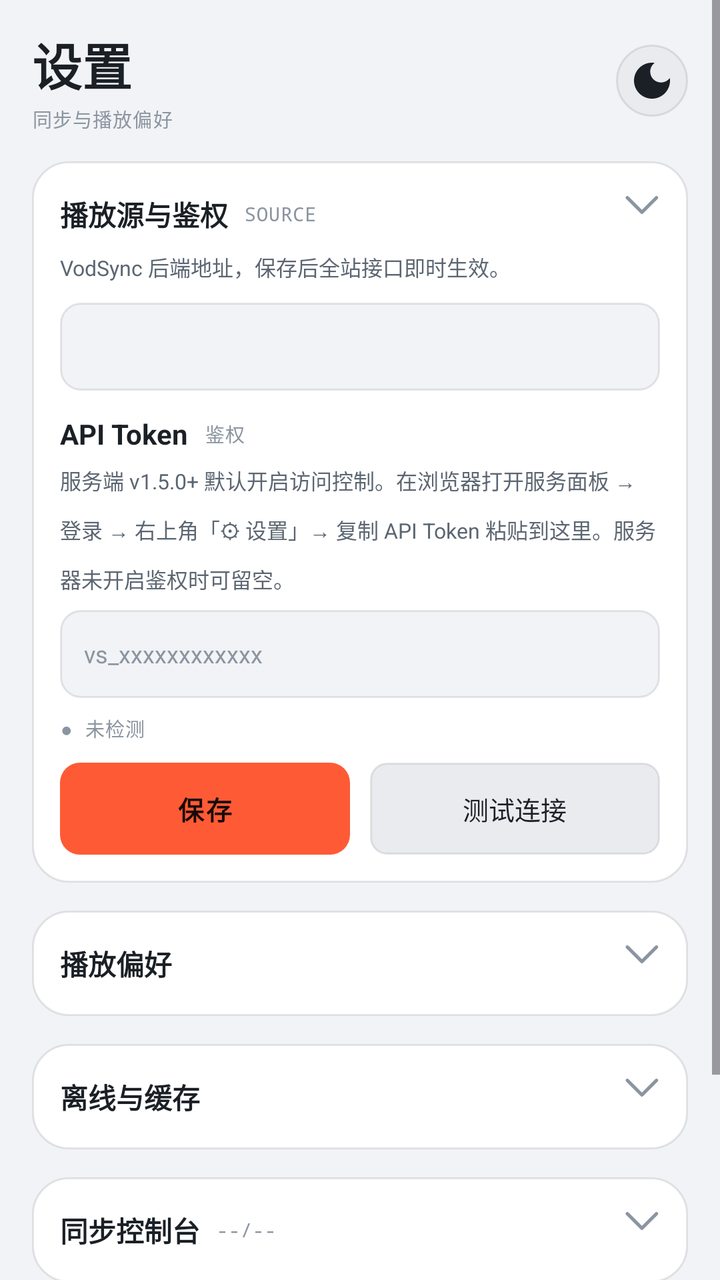
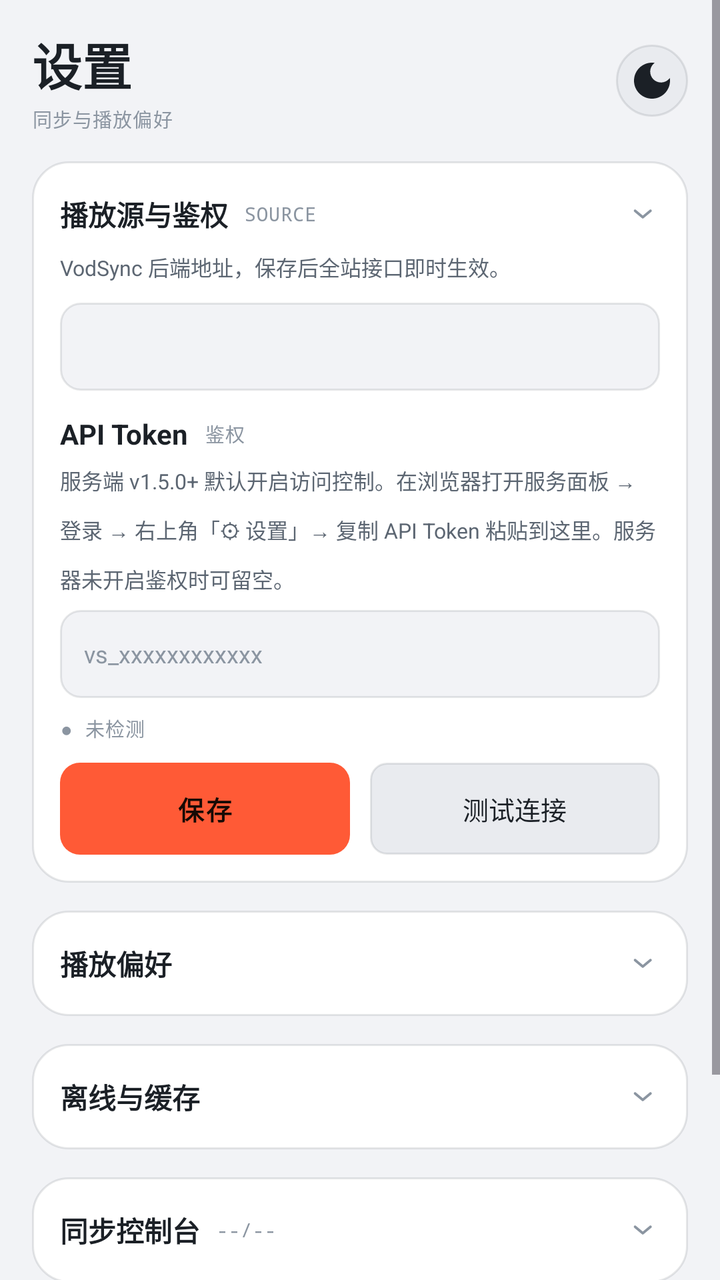

Compare the two renders of this Android layout. The source of the first and the diff that turns it into the second are given below.
<!-- AndroidManifest.xml: application theme Theme.LateShow -->
<!-- res/layout/fragment_settings.xml -->
<?xml version="1.0" encoding="utf-8"?>
<ScrollView xmlns:android="http://schemas.android.com/apk/res/android"
    xmlns:app="http://schemas.android.com/apk/res-auto"
    android:layout_width="match_parent"
    android:layout_height="match_parent"
    android:fillViewport="true">

    <LinearLayout
        android:layout_width="match_parent"
        android:layout_height="wrap_content"
        android:orientation="vertical"
        android:paddingLeft="16dp"
        android:paddingRight="16dp"
        android:paddingBottom="24dp">

        
        <LinearLayout
            android:layout_width="match_parent"
            android:layout_height="wrap_content"
            android:orientation="horizontal"
            android:gravity="center_vertical"
            android:paddingTop="14dp">

            <LinearLayout
                android:layout_width="0dp"
                android:layout_height="wrap_content"
                android:layout_weight="1"
                android:orientation="vertical">

                <TextView
                    android:layout_width="wrap_content"
                    android:layout_height="wrap_content"
                    android:text="设置"
                    android:textSize="25sp"
                    android:textStyle="bold"
                    android:textColor="@color/t1" />

                <TextView
                    style="@style/MetaLabel"
                    android:layout_width="wrap_content"
                    android:layout_height="wrap_content"
                    android:layout_marginTop="2dp"
                    android:text="同步与播放偏好" />
            </LinearLayout>

            <ImageButton
                android:id="@+id/btnTheme"
                android:layout_width="36dp"
                android:layout_height="36dp"
                android:background="@drawable/bg_circle"
                android:src="@drawable/ic_theme"
                android:contentDescription="主题" />
        </LinearLayout>

        
        <LinearLayout
            style="@style/SettingsCard"
            android:orientation="vertical">

            <LinearLayout
                android:id="@+id/hdrSource"
                android:layout_width="match_parent"
                android:layout_height="wrap_content"
                android:orientation="horizontal"
                android:gravity="center_vertical"
                android:paddingTop="2dp"
                android:paddingBottom="2dp"
                android:background="?android:attr/selectableItemBackground">

                <TextView style="@style/SectionTitle" android:layout_width="wrap_content" android:layout_height="wrap_content" android:text="播放源与鉴权" />

                <TextView
                    style="@style/MetaLabel"
                    android:layout_width="wrap_content"
                    android:layout_height="wrap_content"
                    android:layout_marginLeft="8dp"
                    android:text="SOURCE" />

                <Space android:layout_width="0dp" android:layout_height="1dp" android:layout_weight="1" />

                <ImageView
                    android:id="@+id/arSource"
                    android:layout_width="18dp"
                    android:layout_height="18dp"
                    android:src="@drawable/ic_chevron_down"
                    app:tint="@color/t3"
                    android:contentDescription="展开" />
            </LinearLayout>

            <LinearLayout
                android:id="@+id/panelSource"
                android:layout_width="match_parent"
                android:layout_height="wrap_content"
                android:orientation="vertical">

                <TextView
                    android:layout_width="match_parent"
                    android:layout_height="wrap_content"
                    android:layout_marginTop="6dp"
                    android:text="VodSync 后端地址，保存后全站接口即时生效。"
                    android:textSize="10.5sp"
                    android:textColor="@color/t2"
                    android:lineSpacingMultiplier="1.6" />

                <EditText
                    android:id="@+id/inputBaseUrl"
                    android:layout_width="match_parent"
                    android:layout_height="44dp"
                    android:layout_marginTop="10dp"
                    android:paddingLeft="12dp"
                    android:paddingRight="12dp"
                    android:background="@drawable/bg_field"
                    android:textSize="12sp"
                    android:textColor="@color/t1"
                    android:inputType="textUri"
                    android:maxLines="1" />

                <LinearLayout
                    android:layout_width="match_parent"
                    android:layout_height="wrap_content"
                    android:layout_marginTop="12dp"
                    android:orientation="horizontal"
                    android:gravity="center_vertical">

                    <TextView style="@style/SectionTitle" android:layout_width="wrap_content" android:layout_height="wrap_content" android:text="API Token" />

                    <TextView
                        style="@style/MetaLabel"
                        android:layout_width="wrap_content"
                        android:layout_height="wrap_content"
                        android:layout_marginLeft="8dp"
                        android:text="鉴权" />
                </LinearLayout>

                <TextView
                    android:layout_width="match_parent"
                    android:layout_height="wrap_content"
                    android:layout_marginTop="6dp"
                    android:text="服务端 v1.5.0+ 默认开启访问控制。在浏览器打开服务面板 → 登录 → 右上角「⚙ 设置」→ 复制 API Token 粘贴到这里。服务器未开启鉴权时可留空。"
                    android:textSize="10.5sp"
                    android:textColor="@color/t2"
                    android:lineSpacingMultiplier="1.6" />

                <EditText
                    android:id="@+id/inputToken"
                    android:layout_width="match_parent"
                    android:layout_height="44dp"
                    android:layout_marginTop="8dp"
                    android:paddingLeft="12dp"
                    android:paddingRight="12dp"
                    android:background="@drawable/bg_field"
                    android:hint="vs_xxxxxxxxxxxx"
                    android:textSize="12sp"
                    android:textColor="@color/t1"
                    android:textColorHint="@color/t3"
                    android:inputType="textVisiblePassword"
                    android:maxLines="1" />

                <TextView
                    android:id="@+id/srcStatus"
                    style="@style/MetaLabel"
                    android:layout_width="match_parent"
                    android:layout_height="wrap_content"
                    android:layout_marginTop="8dp"
                    android:text="● 未检测" />

                <LinearLayout
                    android:layout_width="match_parent"
                    android:layout_height="wrap_content"
                    android:layout_marginTop="10dp"
                    android:orientation="horizontal">

                    <TextView
                        android:id="@+id/btnSave"
                        android:layout_width="0dp"
                        android:layout_weight="1"
                        android:layout_height="46dp"
                        android:gravity="center"
                        android:background="@drawable/bg_btn_main"
                        android:text="保存"
                        android:textSize="13sp"
                        android:textStyle="bold"
                        android:textColor="@color/accInk"
                        android:letterSpacing="0.08" />

                    <TextView
                        android:id="@+id/btnTest"
                        android:layout_width="0dp"
                        android:layout_weight="1"
                        android:layout_height="46dp"
                        android:layout_marginLeft="10dp"
                        android:gravity="center"
                        android:background="@drawable/bg_smbtn"
                        android:text="测试连接"
                        android:textSize="13sp"
                        android:textColor="@color/t1" />
                </LinearLayout>
            </LinearLayout>
        </LinearLayout>

        
        <LinearLayout
            style="@style/SettingsCard"
            android:orientation="vertical">

            <LinearLayout
                android:id="@+id/hdrPlay"
                android:layout_width="match_parent"
                android:layout_height="wrap_content"
                android:orientation="horizontal"
                android:gravity="center_vertical"
                android:paddingTop="2dp"
                android:paddingBottom="2dp"
                android:background="?android:attr/selectableItemBackground">

                <TextView style="@style/SectionTitle" android:layout_width="wrap_content" android:layout_height="wrap_content" android:text="播放偏好" />

                <Space android:layout_width="0dp" android:layout_height="1dp" android:layout_weight="1" />

                <ImageView
                    android:id="@+id/arPlay"
                    android:layout_width="18dp"
                    android:layout_height="18dp"
                    android:src="@drawable/ic_chevron_down"
                    app:tint="@color/t3"
                    android:contentDescription="展开" />
            </LinearLayout>

            <LinearLayout
                android:id="@+id/panelPlay"
                android:layout_width="match_parent"
                android:layout_height="wrap_content"
                android:orientation="vertical"
                android:visibility="gone">

                <TextView
                    android:layout_width="match_parent"
                    android:layout_height="wrap_content"
                    android:layout_marginTop="6dp"
                    android:text="跳过片头：新视频从设定的秒数开始播放（用于跳过片头广告）；跳过片尾：播放到结尾前设定的秒数时自动结束。填 0 表示不跳过，改动即时生效。"
                    android:textSize="10.5sp"
                    android:textColor="@color/t2"
                    android:lineSpacingMultiplier="1.6" />

                <LinearLayout
                    android:layout_width="match_parent"
                    android:layout_height="wrap_content"
                    android:layout_marginTop="8dp"
                    android:orientation="horizontal">

                    <EditText
                        android:id="@+id/inputSkipIntro"
                        android:layout_width="0dp"
                        android:layout_weight="1"
                        android:layout_height="44dp"
                        android:paddingLeft="12dp"
                        android:paddingRight="12dp"
                        android:background="@drawable/bg_field"
                        android:hint="跳过片头（秒）"
                        android:textSize="12sp"
                        android:textColor="@color/t1"
                        android:textColorHint="@color/t3"
                        android:inputType="number"
                        android:maxLength="3"
                        android:maxLines="1" />

                    <EditText
                        android:id="@+id/inputSkipEnding"
                        android:layout_width="0dp"
                        android:layout_weight="1"
                        android:layout_height="44dp"
                        android:layout_marginLeft="10dp"
                        android:paddingLeft="12dp"
                        android:paddingRight="12dp"
                        android:background="@drawable/bg_field"
                        android:hint="跳过片尾（秒）"
                        android:textSize="12sp"
                        android:textColor="@color/t1"
                        android:textColorHint="@color/t3"
                        android:inputType="number"
                        android:maxLength="3"
                        android:maxLines="1" />
                </LinearLayout>
            </LinearLayout>
        </LinearLayout>

        
        <LinearLayout
            style="@style/SettingsCard"
            android:orientation="vertical">

            <LinearLayout
                android:id="@+id/hdrCache"
                android:layout_width="match_parent"
                android:layout_height="wrap_content"
                android:orientation="horizontal"
                android:gravity="center_vertical"
                android:paddingTop="2dp"
                android:paddingBottom="2dp"
                android:background="?android:attr/selectableItemBackground">

                <TextView style="@style/SectionTitle" android:layout_width="wrap_content" android:layout_height="wrap_content" android:text="离线与缓存" />

                <Space android:layout_width="0dp" android:layout_height="1dp" android:layout_weight="1" />

                <ImageView
                    android:id="@+id/arCache"
                    android:layout_width="18dp"
                    android:layout_height="18dp"
                    android:src="@drawable/ic_chevron_down"
                    app:tint="@color/t3"
                    android:contentDescription="展开" />
            </LinearLayout>

            <LinearLayout
                android:id="@+id/panelCache"
                android:layout_width="match_parent"
                android:layout_height="wrap_content"
                android:orientation="vertical"
                android:visibility="gone">

                <TextView
                    android:id="@+id/tvCacheInfo"
                    android:layout_width="match_parent"
                    android:layout_height="wrap_content"
                    android:layout_marginTop="8dp"
                    android:text="统计中…"
                    android:textSize="11sp"
                    android:textColor="@color/t2"
                    android:lineSpacingMultiplier="1.5" />

                <TextView
                    android:id="@+id/btnClearCache"
                    android:layout_width="match_parent"
                    android:layout_height="42dp"
                    android:layout_marginTop="10dp"
                    android:gravity="center"
                    android:background="@drawable/bg_smbtn"
                    android:text="清除首页 / 分类 / 源站缓存"
                    android:textSize="12sp"
                    android:textColor="@color/t1" />
            </LinearLayout>
        </LinearLayout>

        
        <LinearLayout
            style="@style/SettingsCard"
            android:orientation="vertical">

            <LinearLayout
                android:id="@+id/hdrSync"
                android:layout_width="match_parent"
                android:layout_height="wrap_content"
                android:orientation="horizontal"
                android:gravity="center_vertical"
                android:paddingTop="2dp"
                android:paddingBottom="2dp"
                android:background="?android:attr/selectableItemBackground">

                <TextView style="@style/SectionTitle" android:layout_width="wrap_content" android:layout_height="wrap_content" android:text="同步控制台" />

                <TextView
                    android:id="@+id/autoCount"
                    style="@style/MetaLabel"
                    android:layout_width="wrap_content"
                    android:layout_height="wrap_content"
                    android:layout_marginLeft="8dp"
                    android:text="--/--" />

                <Space android:layout_width="0dp" android:layout_height="1dp" android:layout_weight="1" />

                <ImageView
                    android:id="@+id/arSync"
                    android:layout_width="18dp"
                    android:layout_height="18dp"
                    android:src="@drawable/ic_chevron_down"
                    app:tint="@color/t3"
                    android:contentDescription="展开" />
            </LinearLayout>

            <LinearLayout
                android:id="@+id/panelSync"
                android:layout_width="match_parent"
                android:layout_height="wrap_content"
                android:orientation="vertical"
                android:visibility="gone">

                
                <LinearLayout
                    android:id="@+id/statsGrid"
                    android:layout_width="match_parent"
                    android:layout_height="wrap_content"
                    android:layout_marginTop="10dp"
                    android:orientation="vertical" />

                
                <LinearLayout
                    android:layout_width="match_parent"
                    android:layout_height="wrap_content"
                    android:layout_marginTop="10dp"
                    android:orientation="horizontal">

                    <TextView
                        android:id="@+id/btnSyncAll"
                        android:layout_width="0dp" android:layout_weight="1" android:layout_height="40dp"
                        android:gravity="center"
                        android:background="@drawable/bg_btn_main"
                        android:text="全站增量同步"
                        android:textSize="12sp"
                        android:textStyle="bold"
                        android:textColor="@color/accInk" />

                    <TextView
                        android:id="@+id/btnRefresh"
                        style="@style/OpBtn" android:text="刷新源站列表" android:layout_marginLeft="8dp" />
                </LinearLayout>

                <LinearLayout
                    android:layout_width="match_parent"
                    android:layout_height="wrap_content"
                    android:layout_marginTop="8dp"
                    android:orientation="horizontal">

                    <TextView
                        android:id="@+id/btnFullSync"
                        style="@style/OpBtn" android:text="全站全量同步" />

                    <TextView
                        android:id="@+id/btnRecount"
                        style="@style/OpBtn" android:text="条数校准" android:layout_marginLeft="8dp" />
                </LinearLayout>

                <TextView
                    android:layout_width="match_parent"
                    android:layout_height="wrap_content"
                    android:layout_marginTop="8dp"
                    android:text="全量同步仅建议数据异常时使用，耗时较长且会重跑全部页码。"
                    android:textSize="10.5sp"
                    android:textColor="@color/warn"
                    android:lineSpacingMultiplier="1.6" />

                
                <TextView style="@style/SectionTitle" android:layout_width="wrap_content" android:layout_height="wrap_content" android:layout_marginTop="14dp" android:text="同步暂停" />

                <TextView
                    android:id="@+id/pauseWarn"
                    android:layout_width="match_parent"
                    android:layout_height="wrap_content"
                    android:layout_marginTop="8dp"
                    android:padding="10dp"
                    android:background="@color/warnSoft"
                    android:textSize="10.5sp"
                    android:textColor="@color/warn"
                    android:lineSpacingMultiplier="1.6"
                    android:visibility="gone" />

                <LinearLayout
                    android:id="@+id/pauseRows"
                    android:layout_width="match_parent"
                    android:layout_height="wrap_content"
                    android:layout_marginTop="4dp"
                    android:orientation="vertical" />

                
                <TextView style="@style/SectionTitle" android:layout_width="wrap_content" android:layout_height="wrap_content" android:layout_marginTop="14dp" android:text="源站同步状态" />

                
                <LinearLayout
                    android:layout_width="match_parent"
                    android:layout_height="wrap_content"
                    android:layout_marginTop="8dp"
                    android:orientation="horizontal"
                    android:gravity="center_vertical">

                    <CheckBox
                        android:id="@+id/chkAll"
                        android:layout_width="wrap_content"
                        android:layout_height="wrap_content"
                        android:text="全选"
                        android:textSize="11sp"
                        android:textColor="@color/t2" />

                    <Space android:layout_width="0dp" android:layout_height="1dp" android:layout_weight="1" />

                    <TextView android:id="@+id/btnAllOn" style="@style/Smbtn" android:text="全部开启" />
                    <TextView android:id="@+id/btnAllOff" style="@style/Smbtn" android:layout_marginLeft="6dp" android:text="全部暂停" />
                </LinearLayout>

                <LinearLayout
                    android:layout_width="match_parent"
                    android:layout_height="wrap_content"
                    android:layout_marginTop="6dp"
                    android:orientation="horizontal"
                    android:gravity="center_vertical">

                    <TextView
                        android:id="@+id/selCount"
                        style="@style/MetaLabel"
                        android:layout_width="0dp"
                        android:layout_weight="1"
                        android:layout_height="wrap_content"
                        android:text="未选择源站" />

                    <TextView android:id="@+id/btnSelOn" style="@style/Smbtn" android:text="开启所选" />
                    <TextView android:id="@+id/btnSelOff" style="@style/Smbtn" android:layout_marginLeft="6dp" android:text="暂停所选" />
                </LinearLayout>

                <androidx.recyclerview.widget.RecyclerView
                    android:id="@+id/srcList"
                    android:layout_width="match_parent"
                    android:layout_height="wrap_content"
                    android:nestedScrollingEnabled="false"
                    android:layout_marginTop="4dp" />

                
                <TextView style="@style/SectionTitle" android:layout_width="wrap_content" android:layout_height="wrap_content" android:layout_marginTop="14dp" android:text="最近同步日志" />

                <androidx.recyclerview.widget.RecyclerView
                    android:id="@+id/logList"
                    android:layout_width="match_parent"
                    android:layout_height="wrap_content"
                    android:nestedScrollingEnabled="false"
                    android:layout_marginTop="6dp" />
            </LinearLayout>
        </LinearLayout>

        
        <LinearLayout
            style="@style/SettingsCard"
            android:orientation="vertical">

            <LinearLayout
                android:id="@+id/hdrApp"
                android:layout_width="match_parent"
                android:layout_height="wrap_content"
                android:orientation="horizontal"
                android:gravity="center_vertical"
                android:paddingTop="2dp"
                android:paddingBottom="2dp"
                android:background="?android:attr/selectableItemBackground">

                <TextView style="@style/SectionTitle" android:layout_width="0dp" android:layout_weight="1" android:layout_height="wrap_content" android:text="应用更新" />

                <TextView
                    android:id="@+id/tvVersion"
                    style="@style/MetaLabel"
                    android:layout_width="wrap_content"
                    android:layout_height="wrap_content"
                    android:layout_marginRight="8dp"
                    android:text="v--" />

                <ImageView
                    android:id="@+id/arApp"
                    android:layout_width="18dp"
                    android:layout_height="18dp"
                    android:src="@drawable/ic_chevron_down"
                    app:tint="@color/t3"
                    android:contentDescription="展开" />
            </LinearLayout>

            <LinearLayout
                android:id="@+id/panelApp"
                android:layout_width="match_parent"
                android:layout_height="wrap_content"
                android:orientation="vertical"
                android:visibility="gone">

                <TextView
                    android:id="@+id/tvUpdateHint"
                    android:layout_width="match_parent"
                    android:layout_height="wrap_content"
                    android:layout_marginTop="6dp"
                    android:text="读取 GitHub Release 最新版本，可直接下载安装。"
                    android:textSize="10.5sp"
                    android:textColor="@color/t2"
                    android:lineSpacingMultiplier="1.6" />

                <LinearLayout
                    android:layout_width="match_parent"
                    android:layout_height="wrap_content"
                    android:layout_marginTop="10dp"
                    android:orientation="horizontal">

                    <TextView
                        android:id="@+id/btnCheckUpdate"
                        android:layout_width="0dp"
                        android:layout_weight="1"
                        android:layout_height="40dp"
                        android:gravity="center"
                        android:background="@drawable/bg_btn_main"
                        android:text="检查更新"
                        android:textSize="12sp"
                        android:textStyle="bold"
                        android:textColor="@color/accInk" />

                    <TextView
                        android:id="@+id/btnReleasePage"
                        style="@style/OpBtn"
                        android:layout_marginLeft="8dp"
                        android:text="发布历史" />
                </LinearLayout>
            </LinearLayout>
        </LinearLayout>

        <TextView
            style="@style/MetaLabel"
            android:layout_width="match_parent"
            android:layout_height="wrap_content"
            android:gravity="center"
            android:layout_marginTop="16dp"
            android:text="夜场 LATE SHOW · 开源影视聚合客户端" />
    </LinearLayout>
</ScrollView>
<!-- resources referenced by this layout -->
<resources>
  <color name="accInk">#170A05</color>
  <color name="t1">#1B2026</color>
  <color name="t2">#5C6672</color>
  <color name="t3">#8B95A1</color>
  <color name="warn">#B97A1E</color>
  <color name="warnSoft">#1AE8A33D</color>
  <!-- drawable bg_btn_main (drawable) -->
  <?xml version="1.0" encoding="utf-8"?>
  <shape xmlns:android="http://schemas.android.com/apk/res/android" android:shape="rectangle">
      <solid android:color="@color/acc" />
      <corners android:radius="10dp" />
  </shape>
  <!-- drawable bg_circle (drawable) -->
  <?xml version="1.0" encoding="utf-8"?>
  <shape xmlns:android="http://schemas.android.com/apk/res/android" android:shape="oval">
      <solid android:color="@color/ink700" />
      <stroke android:width="1dp" android:color="@color/line" />
  </shape>
  <!-- drawable bg_field (drawable) -->
  <?xml version="1.0" encoding="utf-8"?>
  <shape xmlns:android="http://schemas.android.com/apk/res/android" android:shape="rectangle">
      <solid android:color="@color/ink900" />
      <stroke android:width="1dp" android:color="@color/line" />
      <corners android:radius="10dp" />
  </shape>
  <!-- drawable bg_smbtn (drawable) -->
  <?xml version="1.0" encoding="utf-8"?>
  <shape xmlns:android="http://schemas.android.com/apk/res/android" android:shape="rectangle">
      <solid android:color="@color/ink700" />
      <stroke android:width="1dp" android:color="@color/line" />
      <corners android:radius="8dp" />
  </shape>
  <!-- drawable ic_chevron_down (drawable) -->
  <?xml version="1.0" encoding="utf-8"?>
  <vector xmlns:android="http://schemas.android.com/apk/res/android"
      android:width="24dp" android:height="24dp"
      android:viewportWidth="1024" android:viewportHeight="1024">
      <path android:fillColor="#FF000000" android:pathData="M958.4 13.7Q943.5 0 924.1 0Q904.7 0 889.8 13.7L509.1 394.4L128.4 13.7Q113.5 0 94.1 0Q74.7 0 60.4 14.3Q46.1 28.6 46.1 48Q46.1 67.5 59.8 82.3L474.8 497.3Q489.7 512.2 509.1 512.2Q528.5 512.2 543.4 497.3L958.4 82.3Q972.1 67.5 972.1 48Q972.1 28.6 958.4 13.7Z"/>
  </vector>
  <style name="MetaLabel" parent="Mono">
          <item name="android:textSize">9.5sp</item>
          <item name="android:textColor">@color/t3</item>
          <item name="android:textAllCaps">true</item>
      </style>
  <style name="SectionTitle">
          <item name="android:layout_width">wrap_content</item>
          <item name="android:layout_height">wrap_content</item>
          <item name="android:textSize">14sp</item>
          <item name="android:textStyle">bold</item>
          <item name="android:textColor">@color/t1</item>
      </style>
  <color name="acc">#FF5A36</color>
  <color name="ink700">#E9EBEF</color>
  <color name="line">#1A12181F</color>
  <color name="ink900">#F2F3F6</color>
  <style name="Mono">
          <item name="android:fontFamily">monospace</item>
          <item name="android:fontFeatureSettings">tnum</item>
          <item name="android:letterSpacing">0.04</item>
      </style>
  <!-- drawable bg_card_lg (drawable) -->
  <?xml version="1.0" encoding="utf-8"?>
  <shape xmlns:android="http://schemas.android.com/apk/res/android" android:shape="rectangle">
      <solid android:color="@color/ink800" />
      <stroke android:width="1dp" android:color="@color/line" />
      <corners android:radius="18dp" />
  </shape>
  <color name="ink800">#FFFFFF</color>
  <!-- unchanged entries left out for length: 5 -->
</resources>

<!-- the commit's change to res/layout/fragment_settings.xml (unified diff, before → after) -->
@@ -65,7 +65,7 @@
                 android:gravity="center_vertical"
                 android:paddingTop="2dp"
                 android:paddingBottom="2dp"
-                android:background="?android:attr/selectableItemBackground">
+                android:background="@null">
 
                 <TextView style="@style/SectionTitle" android:layout_width="wrap_content" android:layout_height="wrap_content" android:text="播放源与鉴权" />
 
@@ -211,7 +211,7 @@
                 android:gravity="center_vertical"
                 android:paddingTop="2dp"
                 android:paddingBottom="2dp"
-                android:background="?android:attr/selectableItemBackground">
+                android:background="@null">
 
                 <TextView style="@style/SectionTitle" android:layout_width="wrap_content" android:layout_height="wrap_content" android:text="播放偏好" />
 
@@ -297,7 +297,7 @@
                 android:gravity="center_vertical"
                 android:paddingTop="2dp"
                 android:paddingBottom="2dp"
-                android:background="?android:attr/selectableItemBackground">
+                android:background="@null">
 
                 <TextView style="@style/SectionTitle" android:layout_width="wrap_content" android:layout_height="wrap_content" android:text="离线与缓存" />
 
@@ -355,7 +355,7 @@
                 android:gravity="center_vertical"
                 android:paddingTop="2dp"
                 android:paddingBottom="2dp"
-                android:background="?android:attr/selectableItemBackground">
+                android:background="@null">
 
                 <TextView style="@style/SectionTitle" android:layout_width="wrap_content" android:layout_height="wrap_content" android:text="同步控制台" />
 
@@ -537,7 +537,7 @@
                 android:gravity="center_vertical"
                 android:paddingTop="2dp"
                 android:paddingBottom="2dp"
-                android:background="?android:attr/selectableItemBackground">
+                android:background="@null">
 
                 <TextView style="@style/SectionTitle" android:layout_width="0dp" android:layout_weight="1" android:layout_height="wrap_content" android:text="应用更新" />
 
<!-- resource entries referenced after the edit -->
@@ -34,11 +34,34 @@
   </shape>
   <!-- drawable ic_chevron_down (drawable) -->
   <?xml version="1.0" encoding="utf-8"?>
-  <vector xmlns:android="http://schemas.android.com/apk/res/android"
-      android:width="24dp" android:height="24dp"
-      android:viewportWidth="1024" android:viewportHeight="1024">
-      <path android:fillColor="#FF000000" android:pathData="M958.4 13.7Q943.5 0 924.1 0Q904.7 0 889.8 13.7L509.1 394.4L128.4 13.7Q113.5 0 94.1 0Q74.7 0 60.4 14.3Q46.1 28.6 46.1 48Q46.1 67.5 59.8 82.3L474.8 497.3Q489.7 512.2 509.1 512.2Q528.5 512.2 543.4 497.3L958.4 82.3Q972.1 67.5 972.1 48Q972.1 28.6 958.4 13.7Z"/>
-  </vector>
+  <animated-vector xmlns:android="http://schemas.android.com/apk/res/android"
+      xmlns:aapt="http://schemas.android.com/aapt">
+      <aapt:attr name="android:drawable">
+          <vector
+              android:width="24dp"
+              android:height="24dp"
+              android:viewportWidth="24"
+              android:viewportHeight="24">
+              <group android:name="gSlide">
+                  <path
+                      android:fillColor="@color/t1"
+                      android:pathData="M6.832,10.516a0.857,0.857 0 1 1 1.097-1.317l4.594,3.828L17.117,9.2a0.857,0.857 0 0 1 1.098,1.317l-5.132,4.276a0.853,0.853 0 0 1-0.933,0.123a0.85,0.85 0 0 1-0.187-0.123z" />
+              </group>
+          </vector>
+      </aapt:attr>
+      <target android:name="gSlide">
+          <aapt:attr name="android:animation">
+              <objectAnimator
+                  android:duration="1000"
+                  android:interpolator="@android:interpolator/decelerate_quad"
+                  android:propertyName="translationY"
+                  android:repeatCount="infinite"
+                  android:repeatMode="reverse"
+                  android:valueFrom="0"
+                  android:valueTo="2" />
+          </aapt:attr>
+      </target>
+  </animated-vector>
   <style name="MetaLabel" parent="Mono">
           <item name="android:textSize">9.5sp</item>
           <item name="android:textColor">@color/t3</item>
